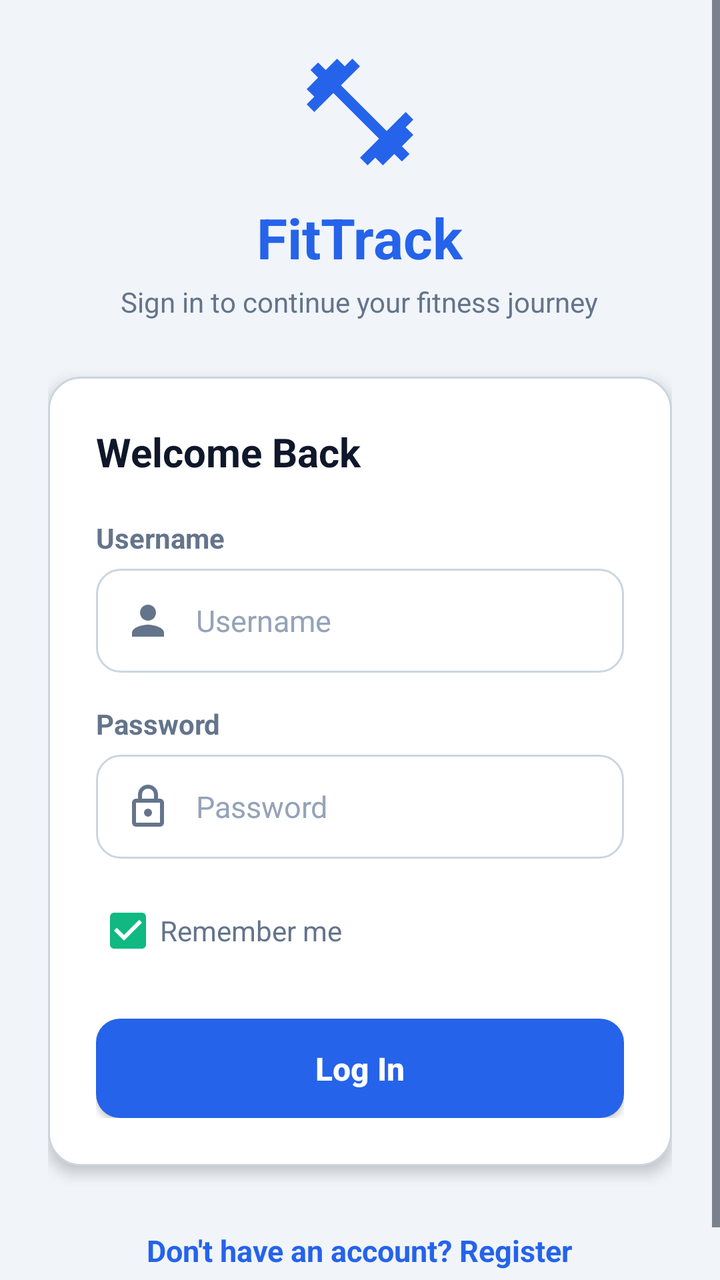
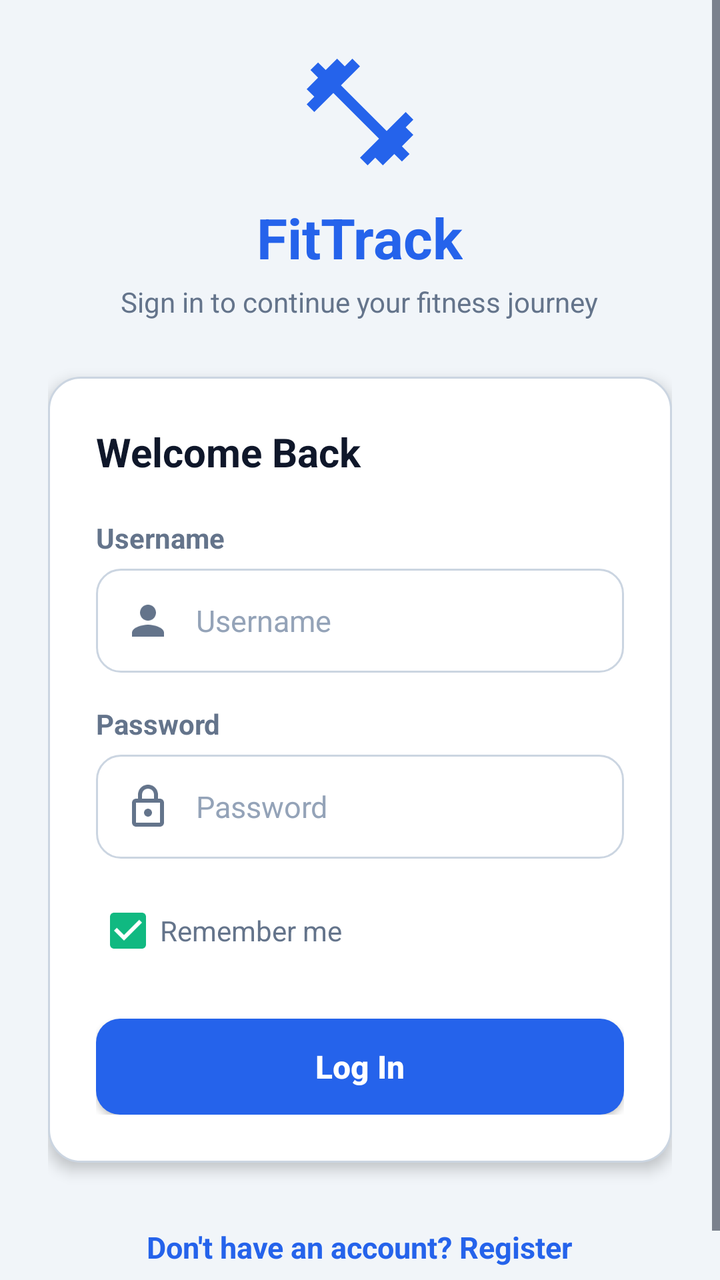

The first picture is an Android layout as it rendered before a commit; the second is the same layout after the commit. The layout source and the unified diff follow.
<!-- AndroidManifest.xml: application theme Theme.FitTrack -->
<!-- res/layout/activity_login.xml -->
<?xml version="1.0" encoding="utf-8"?>
<ScrollView xmlns:android="http://schemas.android.com/apk/res/android"
    xmlns:tools="http://schemas.android.com/tools"
    android:layout_width="match_parent"
    android:layout_height="match_parent"
    android:background="?android:attr/colorBackground"
    android:fillViewport="true">

    <LinearLayout
        android:layout_width="match_parent"
        android:layout_height="wrap_content"
        android:gravity="center"
        android:orientation="vertical"
        android:padding="24dp">

        
        <ImageView
            android:layout_width="64dp"
            android:layout_height="64dp"
            android:contentDescription="@string/app_name"
            android:src="@drawable/ic_fitness_center" />

        <TextView
            android:layout_width="wrap_content"
            android:layout_height="wrap_content"
            android:layout_marginTop="12dp"
            android:text="@string/app_name"
            android:textColor="?attr/colorPrimary"
            android:textSize="28sp"
            android:textStyle="bold" />

        <TextView
            android:layout_width="wrap_content"
            android:layout_height="wrap_content"
            android:layout_marginTop="4dp"
            android:text="@string/login_subtitle"
            android:textColor="?android:attr/textColorSecondary"
            android:textSize="14sp" />

        
        <LinearLayout
            android:layout_width="match_parent"
            android:layout_height="wrap_content"
            android:layout_marginTop="28dp"
            android:background="@drawable/bg_card"
            android:elevation="4dp"
            android:orientation="vertical"
            android:padding="24dp">

            <TextView
                android:layout_width="wrap_content"
                android:layout_height="wrap_content"
                android:text="@string/login_title"
                android:textColor="?android:attr/textColorPrimary"
                android:textSize="20sp"
                android:textStyle="bold" />

            
            <TextView
                android:layout_width="wrap_content"
                android:layout_height="wrap_content"
                android:layout_marginTop="20dp"
                android:layout_marginBottom="6dp"
                android:text="@string/username_hint"
                android:textColor="?android:attr/textColorSecondary"
                android:textSize="14sp"
                android:textStyle="bold" />

            <EditText
                android:id="@+id/etUsername"
                android:layout_width="match_parent"
                android:layout_height="wrap_content"
                android:background="@drawable/bg_input_field"
                android:drawableStart="@drawable/ic_person"
                android:drawablePadding="12dp"
                android:hint="@string/username_hint"
                android:inputType="text"
                android:maxLines="1"
                android:textColor="?android:attr/textColorPrimary"
                android:textColorHint="?android:attr/textColorHint"
                android:textSize="15sp" />

            
            <TextView
                android:layout_width="wrap_content"
                android:layout_height="wrap_content"
                android:layout_marginTop="16dp"
                android:layout_marginBottom="6dp"
                android:text="@string/password_hint"
                android:textColor="?android:attr/textColorSecondary"
                android:textSize="14sp"
                android:textStyle="bold" />

            <EditText
                android:id="@+id/etPassword"
                android:layout_width="match_parent"
                android:layout_height="wrap_content"
                android:background="@drawable/bg_input_field"
                android:drawableStart="@drawable/ic_lock"
                android:drawablePadding="12dp"
                android:hint="@string/password_hint"
                android:inputType="textPassword"
                android:maxLines="1"
                android:textColor="?android:attr/textColorPrimary"
                android:textColorHint="?android:attr/textColorHint"
                android:textSize="15sp" />

            
            <CheckBox
                android:id="@+id/cbRememberMe"
                android:layout_width="wrap_content"
                android:layout_height="wrap_content"
                android:layout_marginTop="12dp"
                android:checked="true"
                android:text="@string/remember_me"
                android:textColor="?android:attr/textColorSecondary"
                android:textSize="14sp" />

            
            <androidx.appcompat.widget.AppCompatButton
                android:id="@+id/btnLogin"
                android:layout_width="match_parent"
                android:layout_height="wrap_content"
                android:layout_marginTop="20dp"
                android:background="@drawable/bg_button_primary"
                android:text="@string/btn_login"
                android:textAllCaps="false"
                android:textColor="@color/white"
                android:textSize="16sp"
                android:textStyle="bold" />

        </LinearLayout>

        
        <TextView
            android:id="@+id/tvRegister"
            android:layout_width="wrap_content"
            android:layout_height="wrap_content"
            android:layout_marginTop="24dp"
            android:clickable="true"
            android:focusable="true"
            android:padding="8dp"
            android:text="@string/dont_have_account"
            android:textColor="?attr/colorPrimary"
            android:textSize="15sp"
            android:textStyle="bold" />

    </LinearLayout>

</ScrollView>
<!-- resources referenced by this layout -->
<resources>
  <color name="white">#FFFFFFFF</color>
  <!-- drawable bg_button_primary (drawable) -->
  <?xml version="1.0" encoding="utf-8"?>
  <ripple xmlns:android="http://schemas.android.com/apk/res/android"
      android:color="#40FFFFFF">
      <item>
          <shape android:shape="rectangle">
              <solid android:color="@color/primary" />
              <corners android:radius="12dp" />
              <padding
                  android:bottom="14dp"
                  android:left="16dp"
                  android:right="16dp"
                  android:top="14dp" />
          </shape>
      </item>
  </ripple>
  <!-- drawable bg_card (drawable) -->
  <?xml version="1.0" encoding="utf-8"?>
  <shape xmlns:android="http://schemas.android.com/apk/res/android"
      android:shape="rectangle">
      <solid android:color="@color/surface" />
      <corners android:radius="16dp" />
      <stroke android:width="1dp" android:color="@color/border" />
  </shape>
  <!-- drawable ic_fitness_center (drawable) -->
  <vector xmlns:android="http://schemas.android.com/apk/res/android"
      android:width="48dp"
      android:height="48dp"
      android:viewportWidth="24"
      android:viewportHeight="24"
      android:tint="@color/primary">
      <path
          android:fillColor="@android:color/white"
          android:pathData="M20.57,14.86L22,13.43L20.57,12L17,15.57L8.43,7L12,3.43L10.57,2L9.14,3.43L7.71,2L5.57,4.14L4.14,2.71L2.71,4.14L4.14,5.57L2,7.71L3.43,9.14L2,10.57L3.43,12L7,8.43L15.57,17L12,20.57L13.43,22L14.86,20.57L16.29,22L18.43,19.86L19.86,21.29L21.29,19.86L19.86,18.43L22,16.29L20.57,14.86Z"/>
  </vector>
  <!-- drawable ic_lock (drawable) -->
  <vector xmlns:android="http://schemas.android.com/apk/res/android"
      android:width="24dp"
      android:height="24dp"
      android:viewportWidth="24"
      android:viewportHeight="24"
      android:tint="@color/text_secondary">
      <path
          android:fillColor="@android:color/white"
          android:pathData="M18,8h-1V6c0,-2.76 -2.24,-5 -5,-5S7,3.24 7,6v2H6c-1.1,0 -2,0.9 -2,2v10c0,1.1 0.9,2 2,2h12c1.1,0 2,-0.9 2,-2V10c0,-1.1 -0.9,-2 -2,-2zM9,6c0,-1.66 1.34,-3 3,-3s3,1.34 3,3v2H9V6zm9,14H6V10h12v10zm-6,-3c1.1,0 2,-0.9 2,-2s-0.9,-2 -2,-2 -2,0.9 -2,2 0.9,2 2,2z"/>
  </vector>
  <!-- drawable ic_person (drawable) -->
  <vector xmlns:android="http://schemas.android.com/apk/res/android"
      android:width="24dp"
      android:height="24dp"
      android:viewportWidth="24"
      android:viewportHeight="24"
      android:tint="@color/text_secondary">
      <path
          android:fillColor="@android:color/white"
          android:pathData="M12,12c2.21,0 4,-1.79 4,-4s-1.79,-4 -4,-4 -4,1.79 -4,4 1.79,4 4,4zM12,14c-2.67,0 -8,1.34 -8,4v2h16v-2c0,-2.66 -5.33,-4 -8,-4z"/>
  </vector>
  <string name="app_name">FitTrack</string>
  <string name="btn_login">Log In</string>
  <string name="dont_have_account">Don\'t have an account? Register</string>
  <string name="login_subtitle">Sign in to continue your fitness journey</string>
  <string name="login_title">Welcome Back</string>
  <string name="password_hint">Password</string>
  <string name="remember_me">Remember me</string>
  <string name="username_hint">Username</string>
  <style name="Theme.FitTrack" parent="Base.Theme.FitTrack" />
  <color name="primary">#2563EB</color>
  <color name="surface">#FFFFFF</color>
  <color name="border">#CBD5E1</color>
  <color name="border_focused">#2563EB</color>
  <color name="text_secondary">#64748B</color>
  <color name="primary_dark">#1D4ED8</color>
  <color name="accent">#10B981</color>
  <color name="bg_light">#F1F5F9</color>
  <color name="text_primary">#0F172A</color>
  <color name="surface_elevated">#F8FAFC</color>
  <color name="text_hint">#94A3B8</color>
  <!-- unchanged entries left out for length: 2 -->
</resources>

<!-- the commit's change to res/layout/activity_login.xml (unified diff, before → after) -->
@@ -123,6 +123,16 @@
                 android:layout_height="wrap_content"
                 android:layout_marginTop="20dp"
                 android:background="@drawable/bg_button_primary"
+                android:ellipsize="none"
+                android:gravity="center"
+                android:insetTop="0dp"
+                android:insetBottom="0dp"
+                android:maxLines="1"
+                android:minHeight="48dp"
+                android:paddingStart="16dp"
+                android:paddingTop="10dp"
+                android:paddingEnd="16dp"
+                android:paddingBottom="10dp"
                 android:text="@string/btn_login"
                 android:textAllCaps="false"
                 android:textColor="@color/white"
